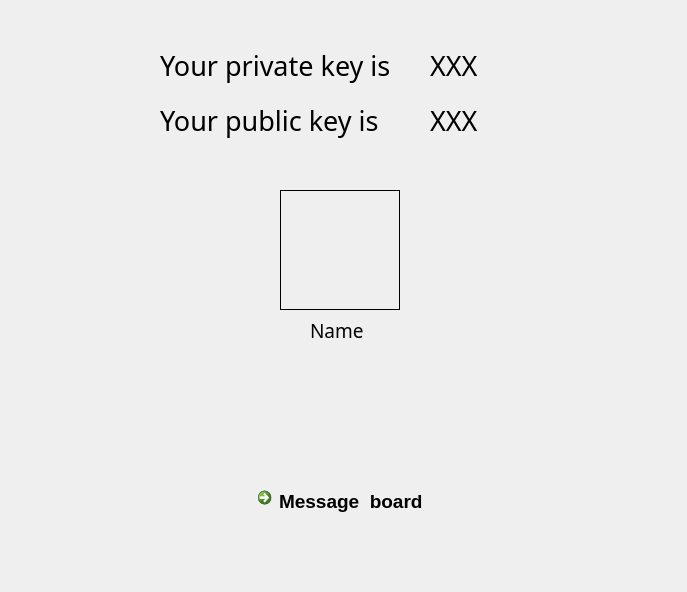
First picture: the form in certificate_authority/interfaces/MainPage.ui, repository s3850825/p000182csitcp, before the edit.
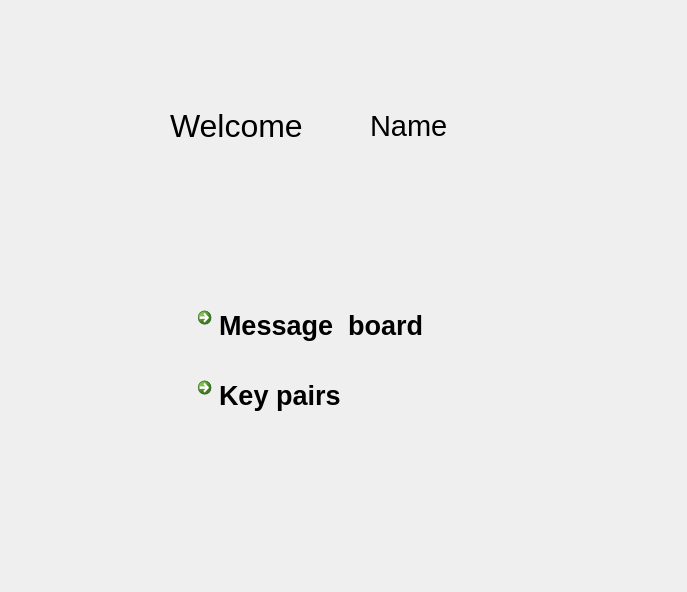
Second picture: the form after the edit.

```diff
--- a/certificate_authority/interfaces/MainPage.ui
+++ b/certificate_authority/interfaces/MainPage.ui
@@ -22,99 +22,36 @@
   <widget class="QLabel" name="label">
    <property name="geometry">
     <rect>
-     <x>160</x>
-     <y>40</y>
-     <width>251</width>
+     <x>170</x>
+     <y>100</y>
+     <width>171</width>
      <height>51</height>
     </rect>
    </property>
    <property name="font">
     <font>
-     <pointsize>20</pointsize>
+     <family>Arial</family>
+     <pointsize>24</pointsize>
     </font>
    </property>
    <property name="text">
-    <string>Your private key is </string>
+    <string>Welcome</string>
    </property>
   </widget>
   <widget class="QLabel" name="label_2">
    <property name="geometry">
     <rect>
-     <x>160</x>
+     <x>370</x>
      <y>100</y>
-     <width>251</width>
-     <height>41</height>
-    </rect>
-   </property>
-   <property name="font">
-    <font>
-     <pointsize>20</pointsize>
-    </font>
-   </property>
-   <property name="text">
-    <string>Your public key is </string>
-   </property>
-  </widget>
-  <widget class="QLabel" name="labelPrivateKey">
-   <property name="geometry">
-    <rect>
-     <x>430</x>
-     <y>40</y>
-     <width>111</width>
+     <width>121</width>
      <height>51</height>
     </rect>
    </property>
    <property name="font">
     <font>
-     <pointsize>20</pointsize>
+     <family>Arial</family>
+     <pointsize>22</pointsize>
     </font>
-   </property>
-   <property name="text">
-    <string>XXX</string>
-   </property>
-  </widget>
-  <widget class="QLabel" name="labelPublicKey">
-   <property name="geometry">
-    <rect>
-     <x>430</x>
-     <y>100</y>
-     <width>111</width>
-     <height>41</height>
-    </rect>
-   </property>
-   <property name="font">
-    <font>
-     <pointsize>20</pointsize>
-    </font>
-   </property>
-   <property name="text">
-    <string>XXX</string>
-   </property>
-  </widget>
-  <widget class="QLabel" name="labelFace">
-   <property name="geometry">
-    <rect>
-     <x>280</x>
-     <y>190</y>
-     <width>120</width>
-     <height>120</height>
-    </rect>
-   </property>
-   <property name="frameShape">
-    <enum>QFrame::Box</enum>
-   </property>
-   <property name="text">
-    <string/>
-   </property>
-  </widget>
-  <widget class="QLabel" name="labelName">
-   <property name="geometry">
-    <rect>
-     <x>310</x>
-     <y>320</y>
-     <width>61</width>
-     <height>21</height>
-    </rect>
    </property>
    <property name="text">
     <string>Name</string>
@@ -123,22 +60,41 @@
   <widget class="QCommandLinkButton" name="LinkBtnMessageBoard">
    <property name="geometry">
     <rect>
-     <x>250</x>
-     <y>480</y>
-     <width>211</width>
-     <height>41</height>
+     <x>190</x>
+     <y>300</y>
+     <width>311</width>
+     <height>61</height>
     </rect>
    </property>
    <property name="font">
     <font>
-     <family>Segoe UI</family>
-     <pointsize>14</pointsize>
+     <family>Arial</family>
+     <pointsize>20</pointsize>
     </font>
    </property>
    <property name="text">
     <string>Message  board</string>
    </property>
   </widget>
+  <widget class="QCommandLinkButton" name="LinkBtnMessageBoard_2">
+   <property name="geometry">
+    <rect>
+     <x>190</x>
+     <y>370</y>
+     <width>311</width>
+     <height>61</height>
+    </rect>
+   </property>
+   <property name="font">
+    <font>
+     <family>Arial</family>
+     <pointsize>20</pointsize>
+    </font>
+   </property>
+   <property name="text">
+    <string>Key pairs</string>
+   </property>
+  </widget>
  </widget>
  <resources/>
  <connections/>
```
Left out of the diff: 4 changed lines with no effect on the pictures.
